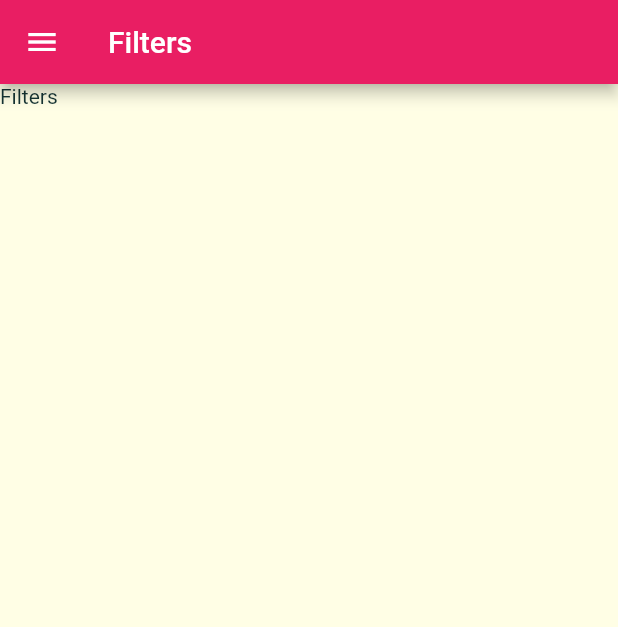
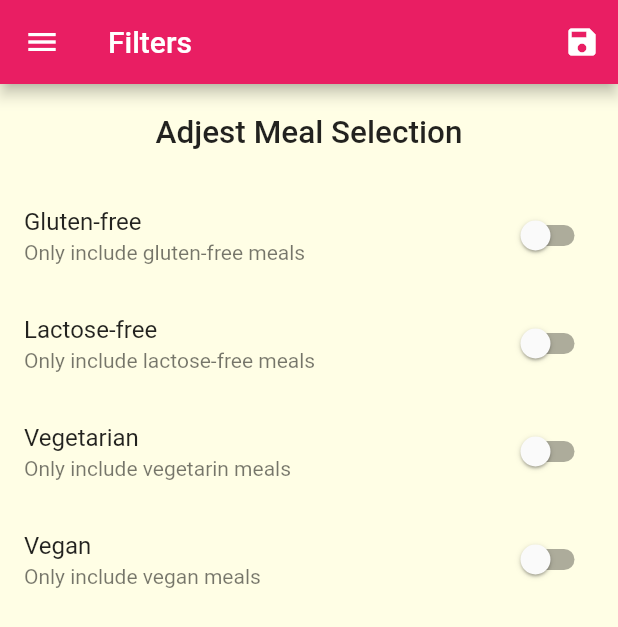
Before and after one commit to mehmetyilmaz001/flutter_meal_app_workout, a Flutter app: the FiltersScreen screen opened by its route, on a phone screen of 412 x 824 dp. Shown: the top 627 px of the screen. Run offline on Flutter 3.47's test engine with Material 2 defaults, Android fonts, the phone set to English and light mode, and no system bars.

Commit message:
Sort of changes

```diff
--- a/lib/main.dart
+++ b/lib/main.dart
@@ -1,14 +1,75 @@
 import 'package:flutter/material.dart';
+import './dummy_data.dart';
 import './screens/filters_screens.dart';
 import './screens/tabs_screen.dart';
 import './screens/meal_detail_screen.dart';
 import './screens/category_meals_screen.dart';
 import './screens/categories_screen.dart';
+import './models/meal.dart';
 
 void main() => runApp(MyApp());
 
-class MyApp extends StatelessWidget {
+class MyApp extends StatefulWidget {
   // This widget is the root of your application.
+  @override
+  _MyAppState createState() => _MyAppState();
+}
+
+class _MyAppState extends State<MyApp> {
+  Map<String, bool> _filters = {
+    'gluten': false,
+    'lactose': false,
+    'vegan': false,
+    'vegetarian': false,
+  };
+
+  List<Meal> _availableMeals = DUMMY_MEALS;
+  List<Meal> _favoriteMeals = [];
+
+  void _setFilters(Map<String, bool> filterData) {
+    setState(() {
+      _filters = filterData;
+      _availableMeals = DUMMY_MEALS.where((meal) {
+        if (_filters['gluten'] && !meal.isGlutenFree) {
+          return false;
+        }
+
+        if (_filters['lactose'] && !meal.isLactoseFree) {
+          return false;
+        }
+
+        if (_filters['vegetarian'] && !meal.isVegetarian) {
+          return false;
+        }
+
+        if (_filters['vegan'] && !meal.isVegan) {
+          return false;
+        }
+
+        return true;
+      }).toList();
+    });
+  }
+
+  void _toggleFavorite(String mealId) {
+    final existingIndex =
+        _favoriteMeals.indexWhere((meal) => meal.id == mealId);
+
+    if (existingIndex >= 0) {
+      setState(() {
+        _favoriteMeals.removeAt(existingIndex);
+      });
+    } else {
+      setState(() {
+        _favoriteMeals.add(DUMMY_MEALS.firstWhere((meal) => meal.id == mealId));
+      });
+    }
+  }
+
+  bool _isMealFavorite(String id) {
+    return _favoriteMeals.any((meal) => meal.id == id);
+  }
+
   @override
   Widget build(BuildContext context) {
     return MaterialApp(
@@ -22,10 +83,12 @@ class MyApp extends StatelessWidget {
               body2: TextStyle(color: Color.fromRGBO(20, 51, 51, 1)),
               title: TextStyle(fontSize: 21))),
       routes: {
-        '/': (ctx) => TabsScreen(),
-        CategoryMealsScreen.routeName: (ctx) => CategoryMealsScreen(),
-        MealDetailScreen.routeName: (ctx) => MealDetailScreen(),
-        FiltersScreen.routeName: (ctx) => FiltersScreen(),
+        '/': (ctx) => TabsScreen(_favoriteMeals),
+        CategoryMealsScreen.routeName: (ctx) =>
+            CategoryMealsScreen(_availableMeals),
+        MealDetailScreen.routeName: (ctx) =>
+            MealDetailScreen(_toggleFavorite, _isMealFavorite),
+        FiltersScreen.routeName: (ctx) => FiltersScreen(_filters, _setFilters),
       },
       onGenerateRoute: (settings) {
         print(settings.arguments);
--- a/lib/screens/category_meals_screen.dart
+++ b/lib/screens/category_meals_screen.dart
@@ -1,10 +1,13 @@
 import 'package:flutter/material.dart';
 import 'package:flutter_meal_app_workout/models/meal.dart';
 import 'package:flutter_meal_app_workout/widgets/meal_item.dart';
-import '../dummy_data.dart';
 
 class CategoryMealsScreen extends StatefulWidget {
   static const routeName = '/category-meals';
+
+  final List<Meal> _availableMeals;
+
+  CategoryMealsScreen(this._availableMeals);
 
   @override
   _CategoryMealsScreenState createState() => _CategoryMealsScreenState();
@@ -29,7 +32,7 @@ class _CategoryMealsScreenState extends State<CategoryMealsScreen> {
           ModalRoute.of(context).settings.arguments as Map<String, String>;
       categoryTitle = routeArg['title'];
       final categoryId = routeArg['id'];
-      displayedMeals = DUMMY_MEALS.where((meal) {
+      displayedMeals = widget._availableMeals.where((meal) {
         return meal.categories.contains(categoryId);
       }).toList();
 
@@ -59,7 +62,7 @@ class _CategoryMealsScreenState extends State<CategoryMealsScreen> {
                 complexity: meal.complexity,
                 duration: meal.duration,
                 imageUrl: meal.imageUrl,
-                removeItem: _removeMeal);
+                );
           },
           itemCount: displayedMeals.length,
         ));
--- a/lib/screens/favorites_screen.dart
+++ b/lib/screens/favorites_screen.dart
@@ -1,10 +1,35 @@
 import 'package:flutter/material.dart';
+import 'package:flutter_meal_app_workout/models/meal.dart';
+import 'package:flutter_meal_app_workout/widgets/meal_item.dart';
 
-class FavoritesScreen extends StatelessWidget {
+class FavoritesScreen extends StatefulWidget {
+
+  final List<Meal> favoriteMeals;
+
+  FavoritesScreen(this.favoriteMeals);
+
+  @override
+  _FavoritesScreenState createState() => _FavoritesScreenState();
+}
+
+class _FavoritesScreenState extends State<FavoritesScreen> {
   @override
   Widget build(BuildContext context) {
-    return Container(
-
-    );
+    if(widget.favoriteMeals.isEmpty){
+      return Center(child: Text('You have no favorite meals'));
+    }
+    return ListView.builder(
+          itemBuilder: (ctx, i) {
+            Meal meal = widget.favoriteMeals[i];
+            return MealItem(
+                id: meal.id,
+                title: meal.title,
+                affordability: meal.affordability,
+                complexity: meal.complexity,
+                duration: meal.duration,
+                imageUrl: meal.imageUrl);
+          },
+          itemCount: widget.favoriteMeals.length,
+        );
   }
 }
--- a/lib/screens/filters_screens.dart
+++ b/lib/screens/filters_screens.dart
@@ -1,16 +1,100 @@
 import 'package:flutter/material.dart';
 import '../widgets/main_drawer.dart';
 
-class FiltersScreen extends StatelessWidget {
+class FiltersScreen extends StatefulWidget {
   static const routeName = 'filters-screen';
+  final Function saveFilters;
+  final Map<String, bool> currentFilters;
+
+  FiltersScreen(this.currentFilters, this.saveFilters);
+
+  @override
+  _FiltersScreenState createState() => _FiltersScreenState();
+}
+
+class _FiltersScreenState extends State<FiltersScreen> {
+  bool _glutenFree = false;
+  bool _vegetarian = false;
+  bool _vegan = false;
+  bool _lactoseFree = false;
+
+  @override
+  void initState() {
+
+    _glutenFree = widget.currentFilters['gluten'];
+    _lactoseFree = widget.currentFilters['lactose'];
+    _vegetarian = widget.currentFilters['vegetarian'];
+    _vegan = widget.currentFilters['vegan'];
+
+    super.initState();
+  }
+
+  Widget _buildSwitchListTile(String title, String description,
+      bool currrentValue, Function updateValue) {
+
+        return SwitchListTile(
+          title: Text(title),
+          value: currrentValue,
+          subtitle: Text(description),
+          onChanged: updateValue
+        );
+  }
+
   @override
   Widget build(BuildContext context) {
     return Scaffold(
-      drawer: MainDrawer(),
-      appBar: AppBar(title: Text('Filters'),),
-          body: Container(
-        child: Text('Filters'),
-      ),
-    );
+        drawer: MainDrawer(),
+        appBar: AppBar(
+          title: Text('Filters'),
+          actions: <Widget>[
+            IconButton(icon: Icon(Icons.save), onPressed: (){
+              final selectedFilters = {
+                'gluten': _glutenFree,
+                'lactose': _lactoseFree,
+                'vegan': _vegan,
+                'vegetarian': _vegetarian,
+              };
+
+              widget.saveFilters(selectedFilters);
+            },)
+          ],
+        ),
+        body: Column(
+          children: <Widget>[
+            Container(
+              padding: EdgeInsets.all(20),
+              child: Text(
+                'Adjest Meal Selection',
+                style: Theme.of(context).textTheme.title,
+              ),
+            ),
+            Expanded(
+              child: ListView(
+                children: <Widget>[
+                  _buildSwitchListTile('Gluten-free', 'Only include gluten-free meals', _glutenFree, (newValue) {
+                    setState(() {
+                      _glutenFree = newValue;
+                    });
+                  }),
+                  _buildSwitchListTile('Lactose-free', 'Only include lactose-free meals', _lactoseFree, (newValue) {
+                    setState(() {
+                      _lactoseFree = newValue;
+                    });
+                  }),
+                  _buildSwitchListTile('Vegetarian', 'Only include vegetarin meals', _vegetarian, (newValue) {
+                    setState(() {
+                      _vegetarian = newValue;
+                    });
+                  }),
+                  _buildSwitchListTile('Vegan', 'Only include vegan meals', _vegan, (newValue) {
+                    setState(() {
+                      _vegan = newValue;
+                    });
+                  }),
+                ],
+              ),
+            )
+          ],
+        ));
   }
 }
--- a/lib/widgets/meal_item.dart
+++ b/lib/widgets/meal_item.dart
@@ -9,7 +9,6 @@ class MealItem extends StatelessWidget {
   final int duration;
   final Complexity complexity;
   final Affordability affordability;
-  final Function removeItem;
 
   const MealItem(
       {@required this.id,
@@ -18,7 +17,6 @@ class MealItem extends StatelessWidget {
       @required this.duration,
       @required this.complexity,
       @required this.affordability,
-      @required this.removeItem
       });
 
   String get complexityText {
@@ -61,7 +59,7 @@ class MealItem extends StatelessWidget {
   void selectMeal(BuildContext context) {
     Navigator.of(context).pushNamed(MealDetailScreen.routeName, arguments:id).then((result) {
       if(result != null){
-        removeItem(result);
+        //removeItem(result);
       }
     });
   }
```
Also changed, not shown: lib/screens/meal_detail_screen.dart (+6 -2 lines), lib/screens/tabs_screen.dart (+19 -5 lines), 1 other file.
